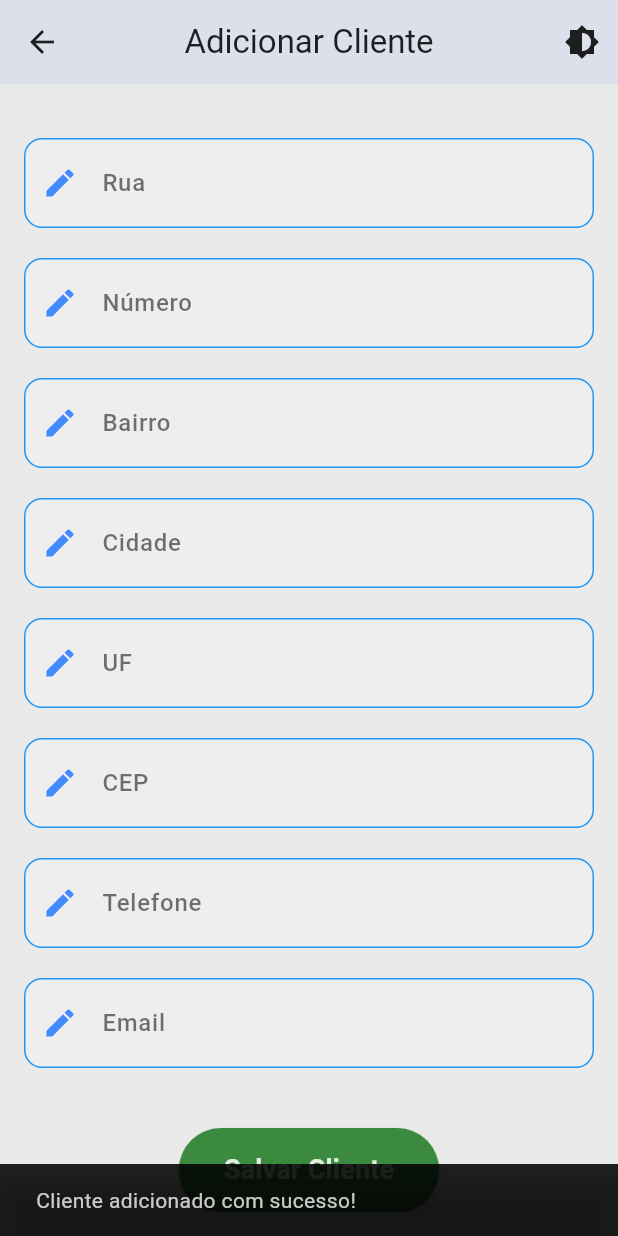
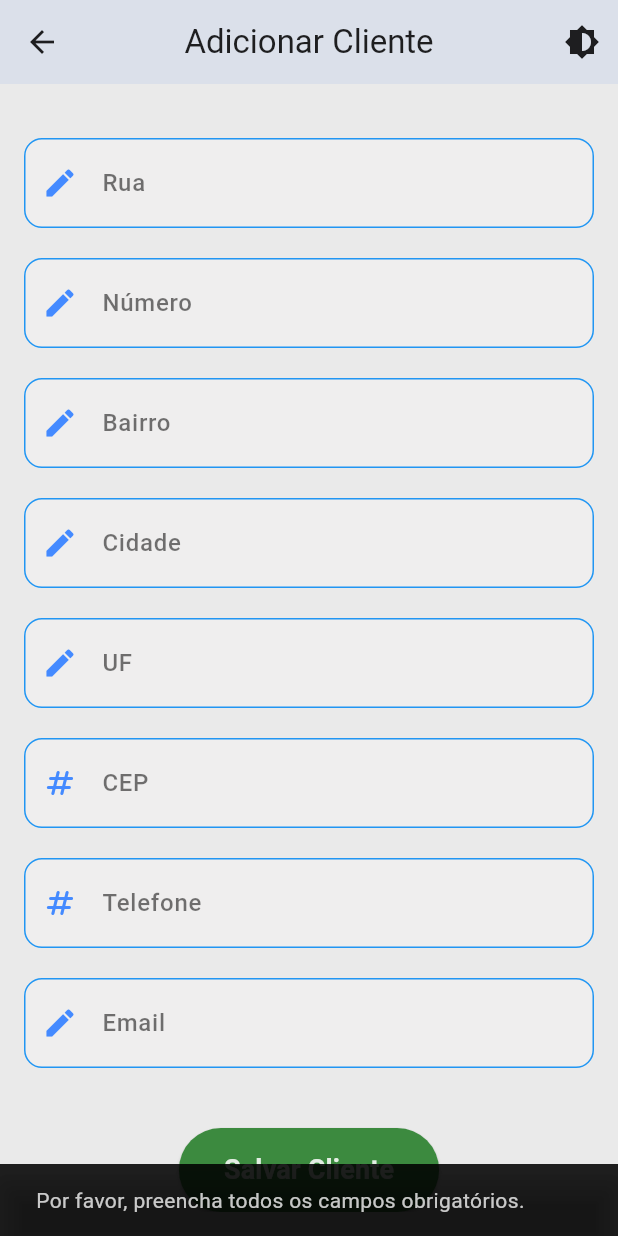
Before and after one commit to DouglaSantos777/ConnectCar, a Flutter app: the AdicionarCliente screen opened directly, scrolled down 263 dp, after a tap on "Salvar Cliente", on a phone screen of 412 x 824 dp. Run offline on Flutter 3.47's test engine with Material 3 defaults, Android fonts, the phone set to English and light mode, and no system bars; our stand-ins replace drift, fl_chart, flutter_riverpod, hive, hive_flutter, image_picker; accounts and stored records are empty; generated files the repository leaves out were written again.

Commit message:
refactor: ajustando entradas dos formulários

```diff
--- a/lib/main.dart
+++ b/lib/main.dart
@@ -3,7 +3,7 @@ import 'package:flutter/material.dart';
 import 'package:flutter_riverpod/flutter_riverpod.dart';
 import 'package:hive_flutter/hive_flutter.dart';
 import 'package:connectcar/screens/principal_screen.dart';
-import 'package:connectcar/theme/theme_provider.dart';
+import 'package:connectcar/theme/theme_riverpod.dart';
 
 void main() async {
   WidgetsFlutterBinding.ensureInitialized();
--- a/lib/theme/app_bar_theme.dart
+++ b/lib/theme/app_bar_theme.dart
@@ -1,5 +1,5 @@
 import 'package:connectcar/theme/cores_theme.dart';
-import 'package:connectcar/theme/theme_provider.dart';
+import 'package:connectcar/theme/theme_riverpod.dart';
 import 'package:flutter/material.dart';
 
 class CustomAppBarTheme {
--- a/lib/theme/bottom_navigation_bar_theme.dart
+++ b/lib/theme/bottom_navigation_bar_theme.dart
@@ -1,5 +1,5 @@
 import 'package:connectcar/theme/cores_theme.dart';
-import 'package:connectcar/theme/theme_provider.dart';
+import 'package:connectcar/theme/theme_riverpod.dart';
 import 'package:flutter/material.dart';
 
 class CustomBottomNavigationBarTheme {
--- a/lib/theme/input_decoration_theme.dart
+++ b/lib/theme/input_decoration_theme.dart
@@ -1,5 +1,5 @@
 import 'package:connectcar/theme/cores_theme.dart';
-import 'package:connectcar/theme/theme_provider.dart';
+import 'package:connectcar/theme/theme_riverpod.dart';
 import 'package:flutter/material.dart';
 
 class CustomInputDecorationTheme{
--- a/lib/theme/theme_data.dart
+++ b/lib/theme/theme_data.dart
@@ -2,7 +2,7 @@ import 'package:connectcar/theme/app_bar_theme.dart';
 import 'package:connectcar/theme/bottom_navigation_bar_theme.dart';
 import 'package:connectcar/theme/cores_theme.dart';
 import 'package:connectcar/theme/input_decoration_theme.dart';
-import 'package:connectcar/theme/theme_provider.dart';
+import 'package:connectcar/theme/theme_riverpod.dart';
 import 'package:flutter/material.dart';
 
 
--- a/lib/theme/theme_provider.dart
+++ b/lib/theme/theme_riverpod.dart
@@ -18,11 +18,7 @@ class ThemeNotifier extends StateNotifier<AppTheme> {
     final box = await Hive.openBox('settings');
     final themeString = box.get(themeKey, defaultValue: 'light');
 
-    if (themeString == 'dark') {
-      state = AppTheme.dark;
-    } else {
-      state = AppTheme.light;
-    }
+    state = themeString == 'dark' ? AppTheme.dark : AppTheme.light;
   }
 
   Future<void> toggleTheme() async {
--- a/lib/widgets/alugueis/adicionar_cliente.dart
+++ b/lib/widgets/alugueis/adicionar_cliente.dart
@@ -47,7 +47,27 @@ class _AdicionarClienteState extends State<AdicionarCliente> {
     });
   }
 
+  bool _validarCampos() {
+    return nomeController.text.isNotEmpty &&
+        cpfController.text.isNotEmpty &&
+        cnhController.text.isNotEmpty &&
+        enderecoRuaController.text.isNotEmpty &&
+        enderecoNumeroController.text.isNotEmpty &&
+        enderecoBairroController.text.isNotEmpty &&
+        enderecoCidadeController.text.isNotEmpty &&
+        enderecoEstadoController.text.isNotEmpty &&
+        enderecoCepController.text.isNotEmpty &&
+        telefoneController.text.isNotEmpty;
+  }
+
   void _salvarCliente() async {
+    if (!_validarCampos()) {
+      ScaffoldMessenger.of(context).showSnackBar(
+        const SnackBar(content: Text('Por favor, preencha todos os campos obrigatórios.')),
+      );
+      return;
+    }
+
     final nome = nomeController.text;
     final cpf = cpfController.text;
     final cnh = cnhController.text;
@@ -113,15 +133,15 @@ class _AdicionarClienteState extends State<AdicionarCliente> {
               ),
               const SizedBox(height: 14),
               FormularioTexto(label: 'Nome', controller: nomeController),
-              FormularioTexto(label: 'CPF', controller: cpfController),
-              FormularioNumerico(label: 'CNH', controller: cnhController),
+              FormularioNumerico(label: 'CPF', controller: cpfController, maskType: 'cpf',),
+              FormularioTexto(label: 'CNH', controller: cnhController, maskType: 'cnh',),
               FormularioTexto(label: 'Rua', controller: enderecoRuaController),
               FormularioTexto(label: 'Número', controller: enderecoNumeroController),
               FormularioTexto(label: 'Bairro', controller: enderecoBairroController),
               FormularioTexto(label: 'Cidade', controller: enderecoCidadeController),
-              FormularioTexto(label: 'UF', controller: enderecoEstadoController),
-              FormularioTexto(label: 'CEP', controller: enderecoCepController),
-              FormularioTexto(label: 'Telefone', controller: telefoneController),
+              FormularioTexto(label: 'UF', controller: enderecoEstadoController, maskType: 'uf',),
+              FormularioNumerico(label: 'CEP', controller: enderecoCepController, maskType: 'cep',),
+              FormularioNumerico(label: 'Telefone', controller: telefoneController, maskType: 'telefone',),
               FormularioTexto(label: 'Email', controller: emailController),
               const SizedBox(height: 20),
               BotaoCadastro(label: 'Salvar Cliente', onPressed: _salvarCliente),
--- a/lib/widgets/custom_app_bar.dart
+++ b/lib/widgets/custom_app_bar.dart
@@ -1,4 +1,4 @@
-import 'package:connectcar/theme/theme_provider.dart';
+import 'package:connectcar/theme/theme_riverpod.dart';
 import 'package:flutter/material.dart';
 import 'package:flutter_riverpod/flutter_riverpod.dart';
 
--- a/lib/widgets/formulario/formulario_numerico.dart
+++ b/lib/widgets/formulario/formulario_numerico.dart
@@ -4,34 +4,72 @@ import 'package:flutter/services.dart';
 class FormularioNumerico extends StatelessWidget {
   final String label;
   final TextEditingController? controller;
+  final String maskType;
 
   const FormularioNumerico({
     super.key,
     required this.label,
     this.controller,
+    required this.maskType,
   });
 
   @override
   Widget build(BuildContext context) {
+    TextInputType keyboardType;
+    List<TextInputFormatter> inputFormatters = [];
+
+    switch (maskType) {
+      case 'ano':
+        keyboardType = TextInputType.number;
+        inputFormatters = [FilteringTextInputFormatter.digitsOnly, LengthLimitingTextInputFormatter(4)];
+        break;
+      case 'renavam':
+        keyboardType = TextInputType.number;
+        inputFormatters = [FilteringTextInputFormatter.digitsOnly, LengthLimitingTextInputFormatter(11)];
+        break;
+      case 'cpf':
+        keyboardType = TextInputType.number;
+        inputFormatters = [FilteringTextInputFormatter.digitsOnly, LengthLimitingTextInputFormatter(11)];
+      case 'telefone':
+        keyboardType = TextInputType.number;
+        inputFormatters = [FilteringTextInputFormatter.digitsOnly, LengthLimitingTextInputFormatter(11)];
+      case 'cep':
+        keyboardType = TextInputType.number;
+        inputFormatters = [FilteringTextInputFormatter.digitsOnly, LengthLimitingTextInputFormatter(8)];
+      case 'preco':
+        keyboardType = const TextInputType.numberWithOptions(decimal: true);
+        inputFormatters = [
+          FilteringTextInputFormatter.allow(RegExp(r'^\d+\.?\d{0,2}')),
+        ];
+        break;
+      default:
+        keyboardType = TextInputType.number;
+        inputFormatters = [FilteringTextInputFormatter.digitsOnly];
+    }
+
     return Container(
       margin: const EdgeInsets.only(bottom: 20),
       child: TextFormField(
         controller: controller,
-        keyboardType: TextInputType.number,
-        inputFormatters: [
-          FilteringTextInputFormatter.digitsOnly,
-        ],
+        keyboardType: keyboardType,
+        inputFormatters: inputFormatters,
         decoration: InputDecoration(
           labelText: label,
-          prefixIcon: const Icon(Icons.numbers_rounded),
+          prefixIcon: maskType == 'preco' ? const Icon(Icons.attach_money) : const Icon(Icons.numbers_rounded),
         ),
         validator: (value) {
           if (value == null || value.isEmpty) {
             return 'Campo obrigatório';
           }
-          if (int.tryParse(value) == null) {
+
+          if (maskType == 'preco') {
+            if (!RegExp(r'^\d+(\.\d{0,2})?$').hasMatch(value)) {
+              return 'Digite um preço válido com até duas casas decimais';
+            }
+          } else if (int.tryParse(value) == null) {
             return 'Digite apenas números';
           }
+
           return null;
         },
       ),
--- a/lib/widgets/formulario/formulario_texto.dart
+++ b/lib/widgets/formulario/formulario_texto.dart
@@ -1,19 +1,16 @@
 import 'package:flutter/material.dart';
+import 'package:flutter/services.dart';
 
 class FormularioTexto extends StatelessWidget {
   final String label;
-  final TextInputType inputType;
   final TextEditingController? controller;
-  final bool obscureText;
-  final String? Function(String?)? validator;
+  final String? maskType;
 
   const FormularioTexto({
     super.key,
     required this.label,
-    this.inputType = TextInputType.text,
     this.controller,
-    this.obscureText = false,
-    this.validator,
+    this.maskType,
   });
 
   @override
@@ -22,20 +19,38 @@ class FormularioTexto extends StatelessWidget {
       margin: const EdgeInsets.only(bottom: 20),
       child: TextFormField(
         controller: controller,
-        keyboardType: inputType,
-        obscureText: obscureText,
-        validator: validator ??
-            (value) {
-              if (value == null || value.isEmpty) {
-                return 'Campo obrigatório';
-              }
-              return null;
-            },
+        keyboardType: TextInputType.text,
+        inputFormatters: _getInputFormatters(maskType),
         decoration: InputDecoration(
           labelText: label,
-          prefixIcon: const Icon(Icons.edit,),
+          prefixIcon: const Icon(
+            Icons.edit,
+          ),
         ),
       ),
     );
   }
+
+  List<TextInputFormatter> _getInputFormatters(String? maskType) {
+    switch (maskType) {
+      case 'cnh':
+        return [LengthLimitingTextInputFormatter(11)];
+      case 'placa':
+        return [LengthLimitingTextInputFormatter(7)];
+      case 'uf':
+        return [UpperCaseTextFormatter(), LengthLimitingTextInputFormatter(2)];
+      default:
+        return [];
+    }
+  }
 }
+
+class UpperCaseTextFormatter extends TextInputFormatter {
+  @override
+  TextEditingValue formatEditUpdate(TextEditingValue oldValue, TextEditingValue newValue) {
+    return TextEditingValue(
+      text: newValue.text.toUpperCase(),
+      selection: newValue.selection,
+    );
+  }
+}
```
Also changed, not shown: lib/screens/adicionar_carro_screen.dart (+4 -5 lines), lib/widgets/formulario/formulario_preco.dart (deleted, +0 -27 lines).
